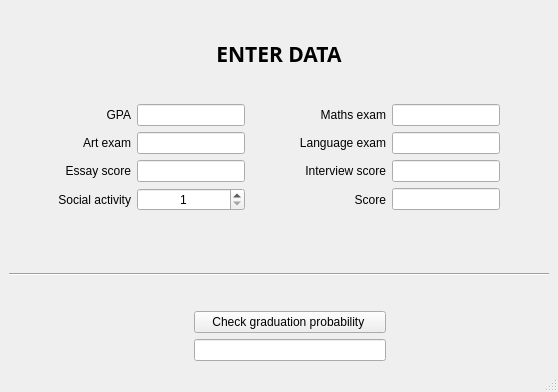
First picture: the form in Neural_network/Neural_network_interface/graduation_prediction_interface.ui, repository m-milena/pearson_task, before the edit.
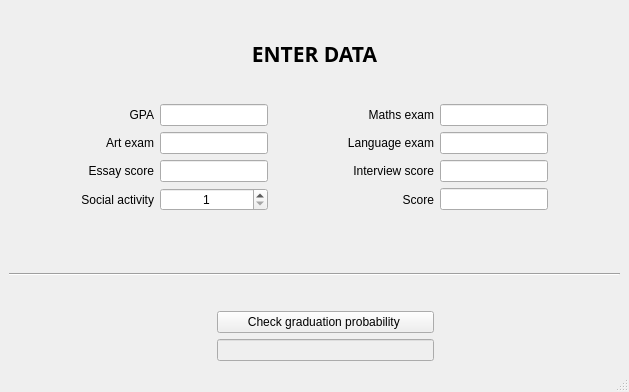
Second picture: the form after the edit.

Commit message:
Added basic interface
Added files to run interface and transfer data to neural network

```diff
--- a/Neural_network/Neural_network_interface/graduation_prediction_interface.ui
+++ b/Neural_network/Neural_network_interface/graduation_prediction_interface.ui
@@ -6,7 +6,7 @@
    <rect>
     <x>0</x>
     <y>0</y>
-    <width>558</width>
+    <width>629</width>
     <height>392</height>
    </rect>
   </property>
@@ -213,7 +213,11 @@
      </widget>
     </item>
     <item row="7" column="3" colspan="3">
-     <widget class="QLineEdit" name="graduation"/>
+     <widget class="QLineEdit" name="graduation">
+      <property name="enabled">
+       <bool>false</bool>
+      </property>
+     </widget>
     </item>
    </layout>
   </widget>
```
Left out of the diff: 4 changed lines with no effect on the pictures. The commit also changes 4 other files.
